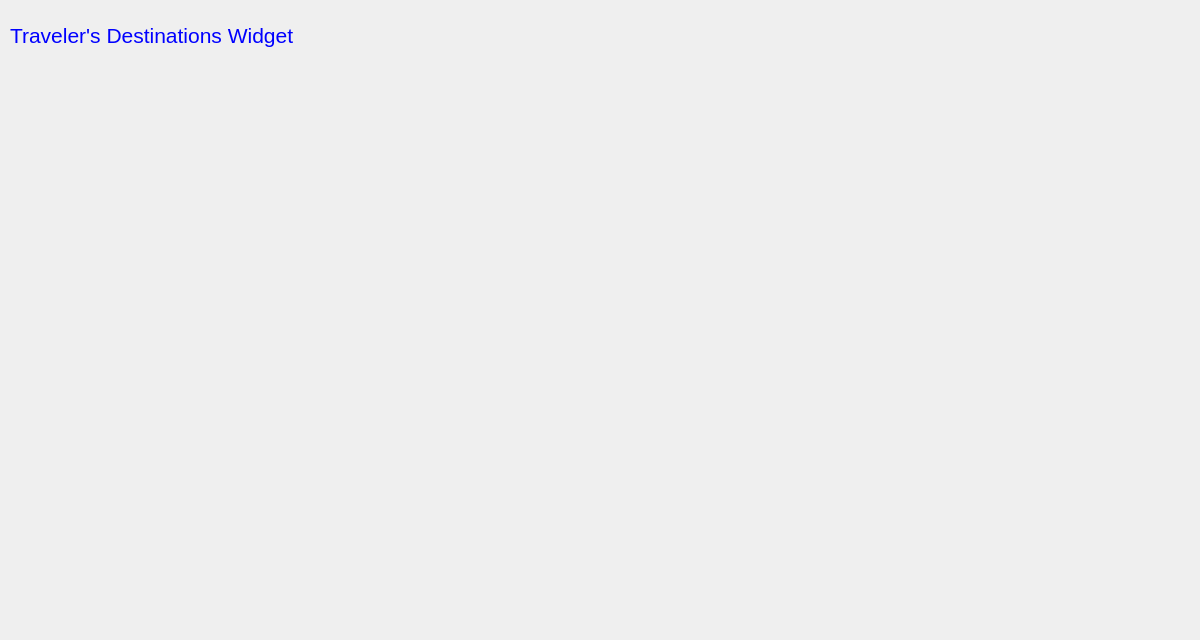
Before: the Qt Designer form EuropeanVacation/tDestinations.ui in brivero0/TeamMagmar, drawn with Qt 5.
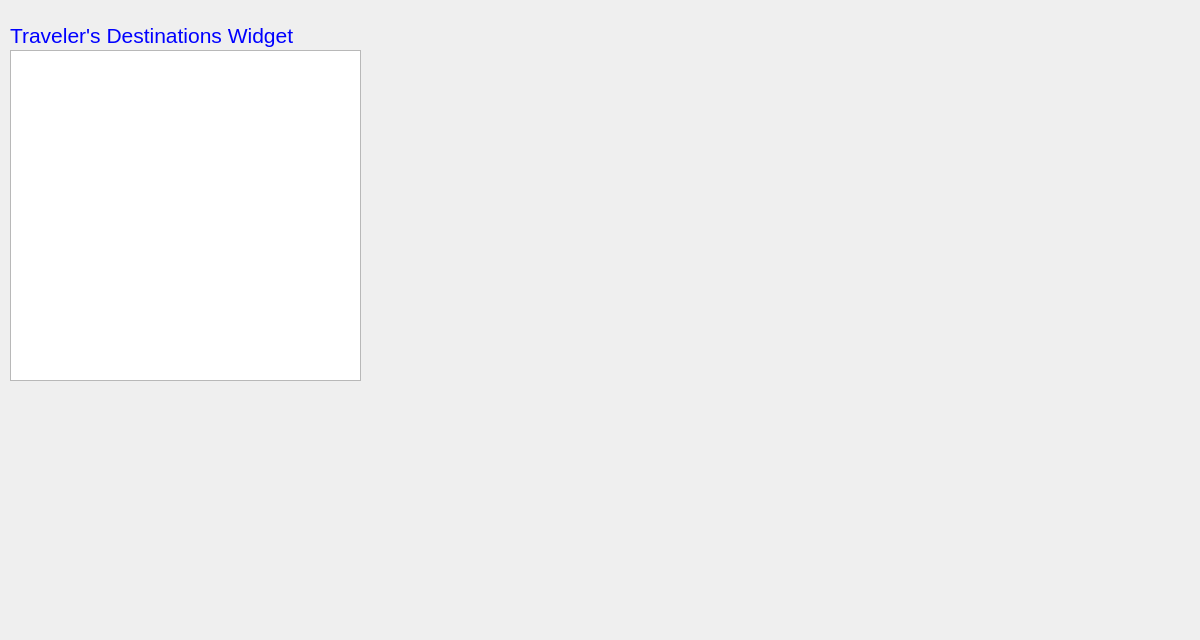
After: the same form once the commit is applied.

Commit message:
Destination table
table connected to the destinations sql table and displays only destinations that start at paris

Diff of the .ui file:
```diff
--- a/EuropeanVacation/tDestinations.ui
+++ b/EuropeanVacation/tDestinations.ui
@@ -52,6 +52,16 @@
     <string>Traveler's Destinations Widget</string>
    </property>
   </widget>
+  <widget class="QTableView" name="tDestinationOptionsTV">
+   <property name="geometry">
+    <rect>
+     <x>10</x>
+     <y>50</y>
+     <width>351</width>
+     <height>331</height>
+    </rect>
+   </property>
+  </widget>
  </widget>
  <resources/>
  <connections/>
```
The commit also changes 2 other files.
